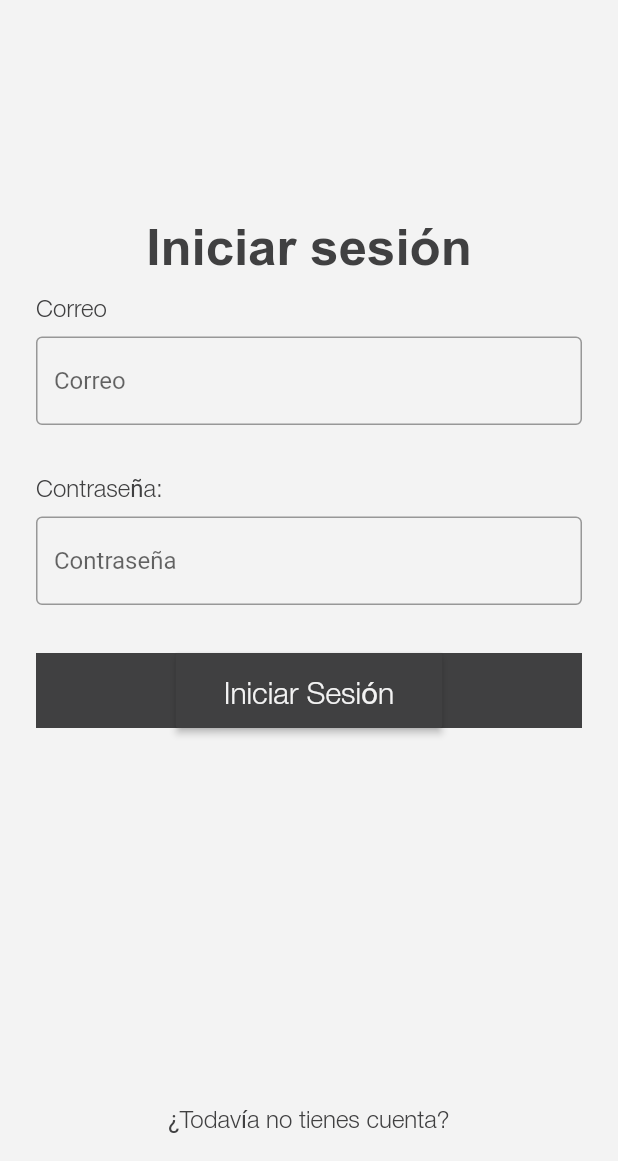
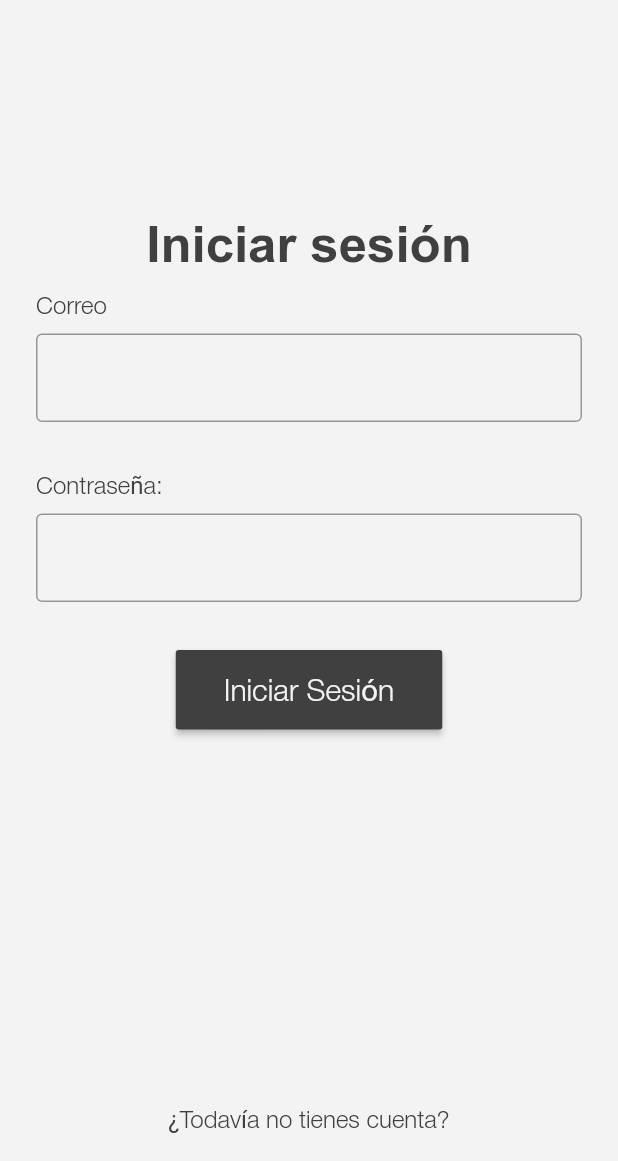
Before and after one commit to FinocchiaroGR/OneUnit-ZapataProject-Flutter, a Flutter app: the screen it shows after launch, on a phone screen of 412 x 824 dp, the part 75-1236 px from its top. Run offline on Flutter 3.47's test engine with Material 2 defaults, Android fonts, the light colour scheme and no system bars; our stand-ins replace carousel_slider, google_maps_flutter; project files that could hold a hidden picture were left out.

Commit message:
Revert "F/login logic"

```diff
--- a/lib/pages/ComponentsShowcase.dart
+++ b/lib/pages/ComponentsShowcase.dart
@@ -7,7 +7,7 @@ import 'package:app/widgets/organisms/Modal.dart';
 import 'package:app/widgets/molecules/IconButton.dart';
 import 'package:app/widgets/atoms/Button.dart';
 import 'package:app/widgets/atoms/Typography.dart';
-
+import 'package:app/widgets/atoms/AppTextField.dart';
 import 'package:app/pages/AutoInfoForm.dart';
 import 'package:app/styles/colors.dart' as app_colors;
 import 'package:app/styles/icons.dart' as app_icons;
--- a/lib/widgets/molecules/inputLogin.dart
+++ b/lib/widgets/molecules/inputLogin.dart
@@ -1,43 +1,12 @@
-import 'dart:convert';
 import 'package:flutter/material.dart';
 
 import 'package:app/styles/colors.dart' as app_colors;
 import 'package:app/consts/urls.dart' as app_urls;
 import 'package:app/widgets/atoms/Typography.dart';
 import 'package:app/widgets/atoms/Button.dart';
-import 'package:http/http.dart';
 
-class AppInputLoginForm extends StatefulWidget {
+class AppInputLoginForm extends StatelessWidget {
   const AppInputLoginForm({super.key});
-
-  @override
-  _AppInputLoginFormState createState() => _AppInputLoginFormState();
-}
-
-class _AppInputLoginFormState extends State<AppInputLoginForm> {
-  TextEditingController emailController = TextEditingController();
-  TextEditingController passwordController = TextEditingController();
-
-  void login(String email, password) async {
-    print(email + " " + password);
-    try {
-      Response response = await post(
-          Uri.parse('https://reqres.in/api/register'),
-          body: {'email': email, 'password': password});
-
-      if (response.statusCode == 200) {
-        var data = jsonDecode(response.body.toString());
-
-        print(data['token']);
-        print('Login successfully');
-      } else {
-        print(response.statusCode);
-        print('failed');
-      }
-    } catch (e) {
-      print(e.toString());
-    }
-  }
 
   @override
   Widget build(BuildContext context) {
@@ -53,11 +22,9 @@ class _AppInputLoginFormState extends State<AppInputLoginForm> {
         const SizedBox(
           height: 8,
         ),
-        TextFormField(
+        const TextField(
           obscureText: false,
-          controller: emailController,
-          decoration: const InputDecoration(
-            hintText: 'Correo',
+          decoration: InputDecoration(
             border: OutlineInputBorder(),
           ),
         ),
@@ -75,35 +42,19 @@ class _AppInputLoginFormState extends State<AppInputLoginForm> {
         const SizedBox(
           height: 8,
         ),
-        TextFormField(
+        const TextField(
           obscureText: true,
-          controller: passwordController,
-          decoration: const InputDecoration(
-            hintText: 'Contraseña',
+          decoration: InputDecoration(
             border: OutlineInputBorder(),
           ),
         ),
         const SizedBox(
           height: 32,
         ),
-        GestureDetector(
-          onTap: () {
-            login(
-              emailController.text.toString(),
-              passwordController.text.toString(),
-            );
-          },
-          child: Container(
-            height: 50,
-            decoration: const BoxDecoration(color: app_colors.primary),
-            child: Center(
-              child: AppButton(
-                text: "Iniciar Sesión",
-                onPressed: () => {},
-              ),
-            ),
-            //text: "Iniciar Sesión",
-            //onPressed: () => Navigator.pushNamed(context, app_urls.home),
+        Center(
+          child: AppButton(
+            text: "Iniciar Sesión",
+            onPressed: () => Navigator.pushNamed(context, app_urls.home),
           ),
         ),
         const SizedBox(
--- a/pubspec.yaml
+++ b/pubspec.yaml
@@ -40,8 +40,6 @@ dependencies:
   carousel_slider: ^4.1.1
   animated_toggle_switch: ^0.5.2
   google_maps_flutter: ^2.2.1
-  http: ^0.13.5
-  modal_progress_hud_nsn: ^0.1.0-nullsafety-1
 
 dev_dependencies:
   flutter_test:
```
Also changed, not shown: pubspec.lock.
